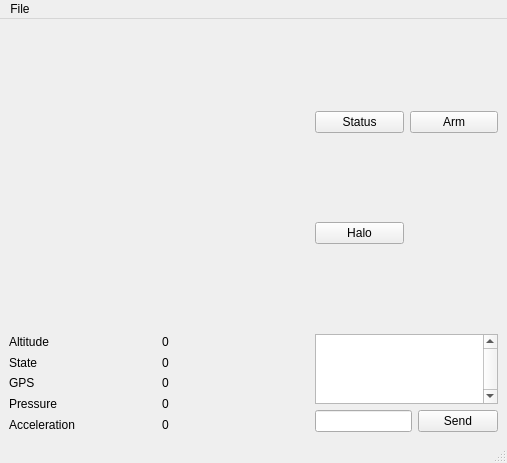
The window that main.ui (UBC-Rocket/UBCRocketGroundStation) describes before a commit, drawn with Qt 5.
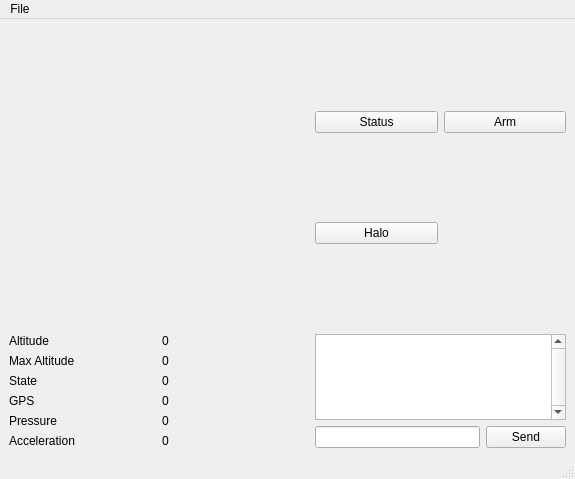
The same window after the commit. Custom widgets are drawn as their Qt base class.

The edit to the form file:
```diff
--- a/main.ui
+++ b/main.ui
@@ -6,8 +6,8 @@
    <rect>
     <x>0</x>
     <y>0</y>
-    <width>507</width>
-    <height>435</height>
+    <width>575</width>
+    <height>479</height>
    </rect>
   </property>
   <property name="windowTitle">
@@ -17,27 +17,13 @@
    <layout class="QGridLayout" name="gridLayout_2">
     <item row="2" column="0">
      <layout class="QGridLayout" name="gridLayout_6">
-      <item row="4" column="0">
+      <item row="5" column="0">
        <widget class="QLabel" name="label_9">
         <property name="text">
          <string>Acceleration</string>
         </property>
        </widget>
       </item>
-      <item row="4" column="1">
-       <widget class="QLabel" name="AccelerationLabel">
-        <property name="text">
-         <string>0</string>
-        </property>
-       </widget>
-      </item>
-      <item row="2" column="1">
-       <widget class="QLabel" name="GpsLabel">
-        <property name="text">
-         <string>0</string>
-        </property>
-       </widget>
-      </item>
       <item row="0" column="1">
        <widget class="QLabel" name="AltitudeLabel">
         <property name="text">
@@ -45,43 +31,71 @@
         </property>
        </widget>
       </item>
-      <item row="1" column="1">
+      <item row="2" column="1">
        <widget class="QLabel" name="StateLabel">
         <property name="text">
          <string>0</string>
         </property>
        </widget>
       </item>
-      <item row="1" column="0">
-       <widget class="QLabel" name="label_3">
+      <item row="3" column="1">
+       <widget class="QLabel" name="GpsLabel">
         <property name="text">
-         <string>State</string>
+         <string>0</string>
         </property>
        </widget>
       </item>
-      <item row="0" column="0">
-       <widget class="QLabel" name="label">
+      <item row="5" column="1">
+       <widget class="QLabel" name="AccelerationLabel">
         <property name="text">
-         <string>Altitude</string>
+         <string>0</string>
         </property>
        </widget>
       </item>
-      <item row="2" column="0">
+      <item row="4" column="1">
+       <widget class="QLabel" name="PressureLabel">
+        <property name="text">
+         <string>0</string>
+        </property>
+       </widget>
+      </item>
+      <item row="3" column="0">
        <widget class="QLabel" name="label_5">
         <property name="text">
          <string>GPS</string>
         </property>
        </widget>
       </item>
-      <item row="3" column="0">
+      <item row="0" column="0">
+       <widget class="QLabel" name="label">
+        <property name="text">
+         <string>Altitude</string>
+        </property>
+       </widget>
+      </item>
+      <item row="2" column="0">
+       <widget class="QLabel" name="label_3">
+        <property name="text">
+         <string>State</string>
+        </property>
+       </widget>
+      </item>
+      <item row="4" column="0">
        <widget class="QLabel" name="label_7">
         <property name="text">
          <string>Pressure</string>
         </property>
        </widget>
       </item>
-      <item row="3" column="1">
-       <widget class="QLabel" name="PressureLabel">
+      <item row="1" column="0">
+       <widget class="QLabel" name="label_2">
+        <property name="text">
+         <string>Max Altitude</string>
+        </property>
+       </widget>
+      </item>
+      <item row="1" column="1">
+       <widget class="QLabel" name="MaxAltitudeLabel">
         <property name="text">
          <string>0</string>
         </property>
@@ -184,7 +198,7 @@
     <rect>
      <x>0</x>
      <y>0</y>
-     <width>507</width>
+     <width>575</width>
      <height>18</height>
     </rect>
    </property>
```
